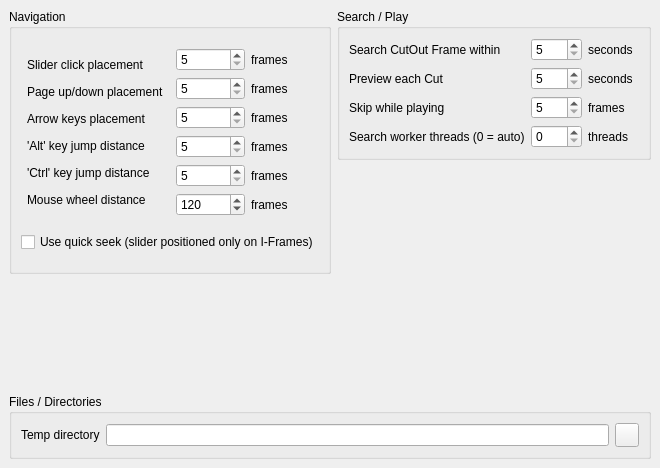
This is ui/ttcutsettingscommon.ui in MINIXJR/TTCut-ng as Qt 5 draws it before an edit. The edited form follows.
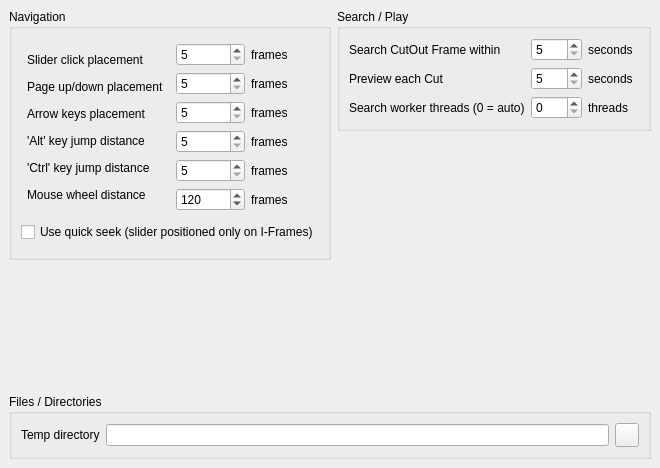
This is the edited form. Icons and pictures are not drawn.

```diff
--- a/ui/ttcutsettingscommon.ui
+++ b/ui/ttcutsettingscommon.ui
@@ -433,13 +433,6 @@
           </property>
          </widget>
         </item>
-        <item>
-         <widget class="QLabel" name="laFrame6" >
-          <property name="text" >
-           <string>frames</string>
-          </property>
-         </widget>
-        </item>
         <item>
          <widget class="QLabel" name="laThreads" >
           <property name="text" >
@@ -492,19 +485,6 @@
           </property>
          </widget>
         </item>
-        <item>
-         <widget class="QSpinBox" name="sbSkipFrames" >
-          <property name="minimum" >
-           <number>5</number>
-          </property>
-          <property name="maximum" >
-           <number>200</number>
-          </property>
-          <property name="singleStep" >
-           <number>5</number>
-          </property>
-         </widget>
-        </item>
         <item>
          <widget class="QSpinBox" name="sbSearchWorkerCount" >
           <property name="minimum" >
@@ -554,13 +534,6 @@
           </property>
          </widget>
         </item>
-        <item>
-         <widget class="QLabel" name="laSkip" >
-          <property name="text" >
-           <string>Skip while playing</string>
-          </property>
-         </widget>
-        </item>
         <item>
          <widget class="QLabel" name="laWorkerCount" >
           <property name="text" >
```
